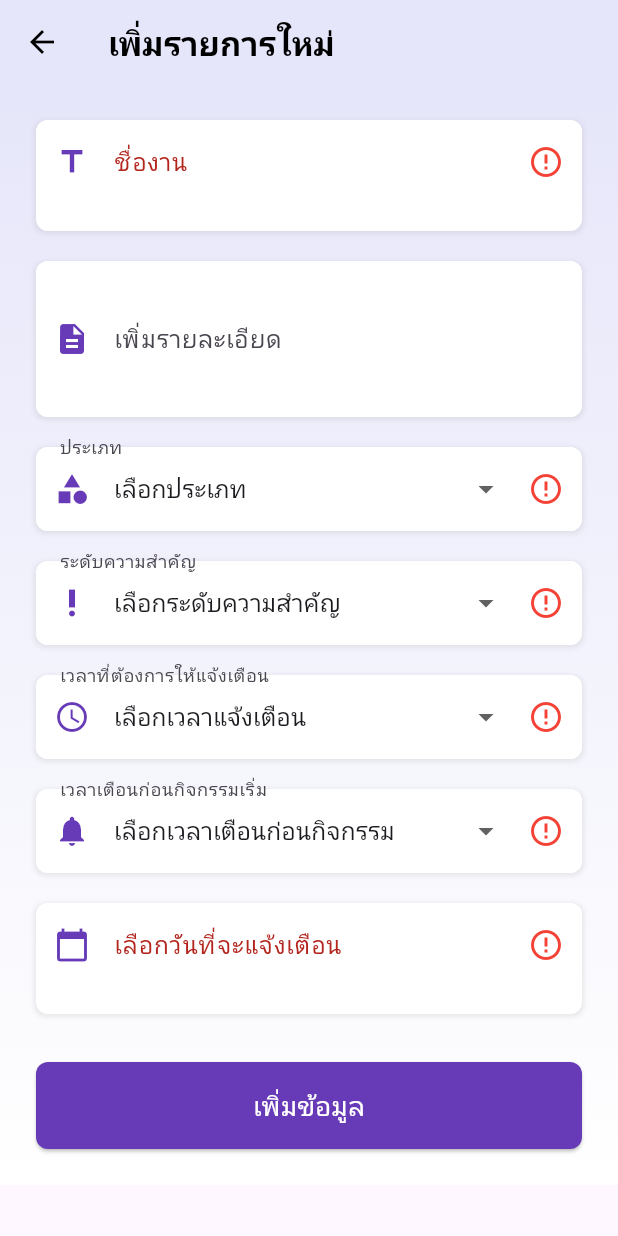
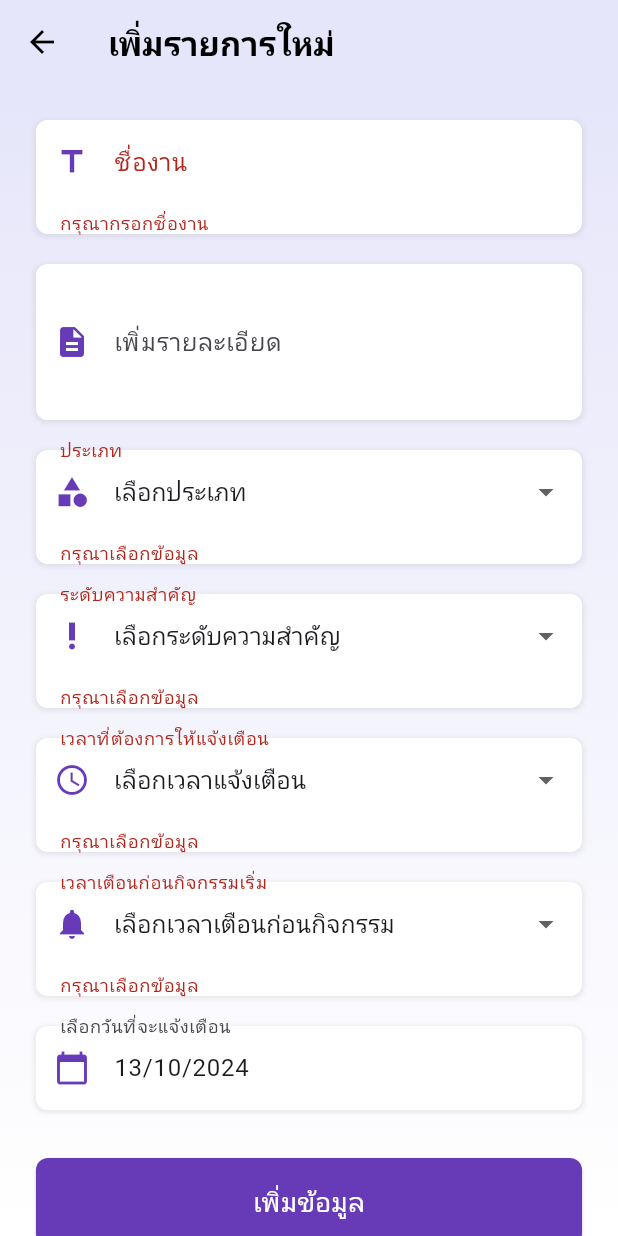
Before and after one commit to Tapakorn086/remindday_app, a Flutter app: the NoteRemindDayScreen screen opened directly with empty values, after a tap on "เพิ่มข้อมูล", on a phone screen of 412 x 824 dp. Run offline on Flutter 3.47's test engine with Material 3 defaults, Android fonts, the phone set to English and light mode, and no system bars; our stand-ins replace device_info_plus, flutter_secure_storage, table_calendar; accounts and stored records are empty; network calls fail.

Commit message:
update: show text validate and check realTme if text or value not emtpy

```diff
--- a/lib/config/config.dart
+++ b/lib/config/config.dart
@@ -1,5 +1,5 @@
 class AppConfig {
-  static const String ip = '192.168.1.104';
+  static const String ip = '192.168.72.1';
   static const String baseUrl = 'http://$ip:8080/api';
 
 }
--- a/lib/todo/screens/note_remind_day_screen.dart
+++ b/lib/todo/screens/note_remind_day_screen.dart
@@ -1,10 +1,6 @@
 import 'package:flutter/material.dart';
-import 'package:remindday_app/main.dart';
-import 'package:remindday_app/todolist/screens/todolist_screen.dart';
 import '../controllers/note_controller.dart';
-import '../models/note_model.dart' as ModelTodo;
-import '../widgets/custom_dropdown.dart';
-import '../widgets/custom_text_field.dart';
+import '../models/note_model.dart' as modeltodo;
 
 class NoteRemindDayScreen extends StatefulWidget {
   final DateTime selectedDate;
@@ -23,23 +19,19 @@ class _NoteRemindDayScreenState extends State<NoteRemindDayScreen> {
   final TextEditingController _descriptionController = TextEditingController();
   final TextEditingController _dateController = TextEditingController();
 
-  String? _selectedType;
-  String? _selectedImportance;
-  String? _selectedStartTime;
-  String? _selectedNotifyMinutes;
+  String _selectedType = 'เลือกประเภท';
+  String _selectedImportance = 'เลือกระดับความสำคัญ';
+  String _selectedStartTime = 'เลือกเวลาแจ้งเตือน';
+  String _selectedNotifyMinutes = 'เลือกเวลาเตือนก่อนกิจกรรม';
   DateTime? _selectedStartDate;
 
-  List<String> _generateTimeList() {
-    return List.generate(24, (index) => '${index.toString().padLeft(2, '0')}:00');
-  }
+  bool _autoValidate = false;
 
   @override
   void initState() {
     super.initState();
-    _selectedType = 'เลือกประเภท';
-    _selectedImportance = 'เลือกระดับความสำคัญ';
-    _selectedStartTime = 'เลือกเวลาแจ้งเตือน';
-    _selectedNotifyMinutes = 'เลือกเวลาเตือนก่อนกิจกรรม';
+    _selectedStartDate = widget.selectedDate;
+    _dateController.text = "${_selectedStartDate!.day}/${_selectedStartDate!.month}/${_selectedStartDate!.year}";
   }
 
   @override
@@ -48,6 +40,10 @@ class _NoteRemindDayScreenState extends State<NoteRemindDayScreen> {
     _descriptionController.dispose();
     _dateController.dispose();
     super.dispose();
+  }
+
+  List<String> _generateTimeList() {
+    return List.generate(24, (index) => '${index.toString().padLeft(2, '0')}:00');
   }
 
   @override
@@ -75,6 +71,7 @@ class _NoteRemindDayScreenState extends State<NoteRemindDayScreen> {
             padding: const EdgeInsets.all(24.0),
             child: Form(
               key: _formKey,
+              autovalidateMode: _autoValidate ? AutovalidateMode.always : AutovalidateMode.disabled,
               child: Column(
                 crossAxisAlignment: CrossAxisAlignment.stretch,
                 children: [
@@ -82,7 +79,12 @@ class _NoteRemindDayScreenState extends State<NoteRemindDayScreen> {
                     label: 'ชื่องาน',
                     controller: _titleController,
                     icon: Icons.title,
-                    validator: (value) => value?.isEmpty ?? true ? '' : null,
+                    validator: (value) {
+                      if (value == null || value.trim().isEmpty) {
+                        return 'กรุณากรอกชื่องาน';
+                      }
+                      return null;
+                    },
                   ),
                   const SizedBox(height: 20),
                   _buildTextField(
@@ -96,7 +98,11 @@ class _NoteRemindDayScreenState extends State<NoteRemindDayScreen> {
                     label: 'ประเภท',
                     items: ['เลือกประเภท', 'เรียน', 'งาน', 'อื่นๆ'],
                     value: _selectedType,
-                    onChanged: (value) => setState(() => _selectedType = value),
+                    onChanged: (value) {
+                      if (value != null) {
+                        setState(() => _selectedType = value);
+                      }
+                    },
                     icon: Icons.category,
                     validator: _validateDropdown,
                   ),
@@ -105,7 +111,11 @@ class _NoteRemindDayScreenState extends State<NoteRemindDayScreen> {
                     label: 'ระดับความสำคัญ',
                     items: ['เลือกระดับความสำคัญ', 'สำคัญมาก', 'สำคัญปานกลาง', 'สำคัญน้อย'],
                     value: _selectedImportance,
-                    onChanged: (value) => setState(() => _selectedImportance = value),
+                    onChanged: (value) {
+                      if (value != null) {
+                        setState(() => _selectedImportance = value);
+                      }
+                    },
                     icon: Icons.priority_high,
                     validator: _validateDropdown,
                   ),
@@ -114,7 +124,11 @@ class _NoteRemindDayScreenState extends State<NoteRemindDayScreen> {
                     label: 'เวลาที่ต้องการให้แจ้งเตือน',
                     items: ['เลือกเวลาแจ้งเตือน', ..._generateTimeList()],
                     value: _selectedStartTime,
-                    onChanged: (value) => setState(() => _selectedStartTime = value),
+                    onChanged: (value) {
+                      if (value != null) {
+                        setState(() => _selectedStartTime = value);
+                      }
+                    },
                     icon: Icons.access_time,
                     validator: _validateDropdown,
                   ),
@@ -123,7 +137,11 @@ class _NoteRemindDayScreenState extends State<NoteRemindDayScreen> {
                     label: 'เวลาเตือนก่อนกิจกรรมเริ่ม',
                     items: ['เลือกเวลาเตือนก่อนกิจกรรม', '5 นาที', '10 นาที', '15 นาที', '30 นาที', '1 ชั่วโมง'],
                     value: _selectedNotifyMinutes,
-                    onChanged: (value) => setState(() => _selectedNotifyMinutes = value),
+                    onChanged: (value) {
+                      if (value != null) {
+                        setState(() => _selectedNotifyMinutes = value);
+                      }
+                    },
                     icon: Icons.notifications,
                     validator: _validateDropdown,
                   ),
@@ -135,8 +153,8 @@ class _NoteRemindDayScreenState extends State<NoteRemindDayScreen> {
                     onTap: () async {
                       final pickedDate = await showDatePicker(
                         context: context,
-                        initialDate: DateTime.now(),
-                        firstDate: DateTime(2000),
+                        initialDate: _selectedStartDate ?? DateTime.now(),
+                        firstDate: DateTime.now(),
                         lastDate: DateTime(2101),
                       );
                       if (pickedDate != null) {
@@ -147,7 +165,12 @@ class _NoteRemindDayScreenState extends State<NoteRemindDayScreen> {
                       }
                     },
                     icon: Icons.calendar_today,
-                    validator: (value) => value?.isEmpty ?? true ? '' : null,
+                    validator: (value) {
+                      if (value == null || value.isEmpty) {
+                        return 'กรุณาเลือกวันที่';
+                      }
+                      return null;
+                    },
                   ),
                   const SizedBox(height: 32),
                   ElevatedButton(
@@ -208,16 +231,6 @@ class _NoteRemindDayScreenState extends State<NoteRemindDayScreen> {
           filled: true,
           fillColor: Colors.white,
           errorStyle: const TextStyle(height: 0),
-          suffixIcon: validator != null
-              ? FormFieldValidator<String>(
-                  validator: validator,
-                  builder: (FormFieldState<String> state) {
-                    return state.hasError
-                        ? const Icon(Icons.error_outline, color: Colors.red)
-                        : const SizedBox.shrink();
-                  },
-                )
-              : null,
         ),
         validator: validator,
       ),
@@ -227,7 +240,7 @@ class _NoteRemindDayScreenState extends State<NoteRemindDayScreen> {
   Widget _buildDropdown({
     required String label,
     required List<String> items,
-    required String? value,
+    required String value,
     required void Function(String?) onChanged,
     required IconData icon,
     String? Function(String?)? validator,
@@ -245,10 +258,8 @@ class _NoteRemindDayScreenState extends State<NoteRemindDayScreen> {
           ),
         ],
       ),
-      child: FormField<String>(
-        validator: validator,
-        builder: (FormFieldState<String> state) {
-          return InputDecorator(
+      child: DropdownButtonFormField<String>(
+        value: value,
         decoration: InputDecoration(
           labelText: label,
           prefixIcon: Icon(icon, color: Colors.deepPurple),
@@ -258,60 +269,50 @@ class _NoteRemindDayScreenState extends State<NoteRemindDayScreen> {
           ),
           filled: true,
           fillColor: Colors.white,
-              errorStyle: const TextStyle(height: 0),
-              suffixIcon: state.hasError
-                  ? const Icon(Icons.error_outline, color: Colors.red)
-                  : null,
         ),
-            child: DropdownButtonHideUnderline(
-              child: DropdownButton<String>(
-                value: value,
-                isDense: true,
-                onChanged: (String? newValue) {
-                  onChanged(newValue);
-                  state.didChange(newValue);
-                },
         items: items.map((String item) {
           return DropdownMenuItem<String>(
             value: item,
             child: Text(item),
           );
         }).toList(),
-              ),
-            ),
-          );
-        },
+        onChanged: onChanged,
+        validator: validator,
       ),
     );
   }
 
   String? _validateDropdown(String? value) {
     if (value == null || ['เลือกประเภท', 'เลือกระดับความสำคัญ', 'เลือกเวลาแจ้งเตือน', 'เลือกเวลาเตือนก่อนกิจกรรม'].contains(value)) {
-      return '';
+      return 'กรุณาเลือกข้อมูล';
     }
     return null;
   }
 
   void _submitForm() async {
+    setState(() {
+      _autoValidate = true;
+    });
+
     if (_formKey.currentState!.validate()) {
       String? idDevice = await _todoController.getidDevice();
 
-      final newTodo = ModelTodo.Todo(
+      final newTodo = modeltodo.Todo(
         title: _titleController.text,
         description: _descriptionController.text,
         idDevice: idDevice.toString(),
-        type: _selectedType!,
-        importance: _selectedImportance!,
+        type: _selectedType,
+        importance: _selectedImportance,
         startDate: _selectedStartDate!,
         startTime: TimeOfDay(
-          hour: int.parse(_selectedStartTime!.split(':')[0]),
+          hour: int.parse(_selectedStartTime.split(':')[0]),
           minute: 0,
         ),
-        notifyMinutesBefore: _parseNotifyMinutes(_selectedNotifyMinutes!),
+        notifyMinutesBefore: _parseNotifyMinutes(_selectedNotifyMinutes),
         status: 'Pending',
       );
 
-      _todoController.addTodo(newTodo);
+      await _todoController.addTodo(newTodo);
 
       ScaffoldMessenger.of(context).showSnackBar(
         SnackBar(
@@ -345,22 +346,3 @@ class _NoteRemindDayScreenState extends State<NoteRemindDayScreen> {
     }
   }
 }
-
-class FormFieldValidator<T> extends StatelessWidget {
-  final String? Function(T?) validator;
-  final Widget Function(FormFieldState<T>) builder;
-
-  const FormFieldValidator({
-    Key? key,
-    required this.validator,
-    required this.builder,
-  }) : super(key: key);
-
-  @override
-  Widget build(BuildContext context) {
-    return FormField<T>(
-      validator: validator,
-      builder: builder,
-    );
-  }
-}
```
Lines whose indentation alone changed are shown as unchanged.
